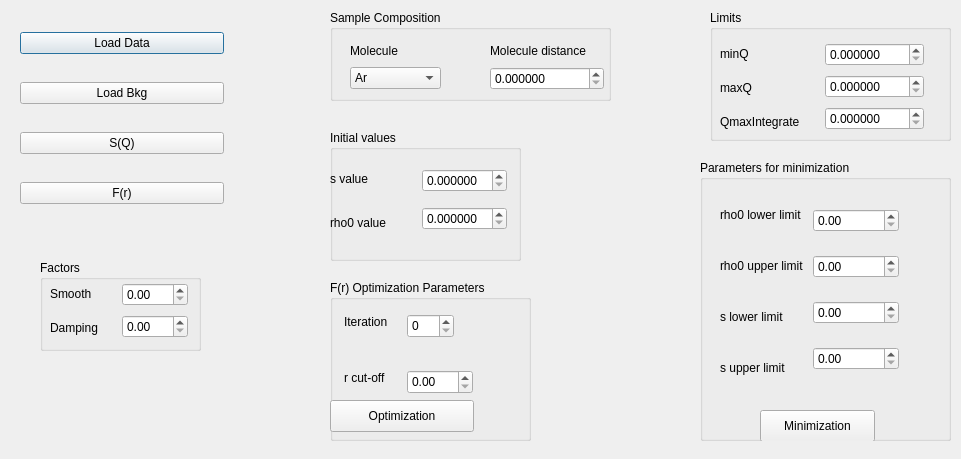
Above: modules/gui/gui.ui from Gaozmmm/LASDiA before the change. Below: the same form after it.
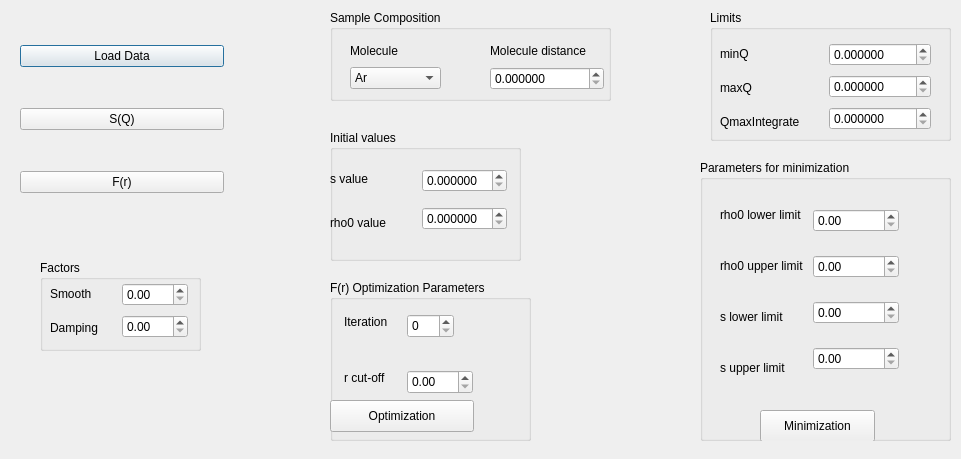
That is the form after the change.

Commit message: Fixed some problems with the GUI. Plots: Data, S_Q, F_r.

Diff of the .ui file:
```diff
--- a/modules/gui/gui.ui
+++ b/modules/gui/gui.ui
@@ -30,13 +30,6 @@
       </property>
      </widget>
     </item>
-    <item>
-     <widget class="QPushButton" name="LoadBkg">
-      <property name="text">
-       <string>Load Bkg</string>
-      </property>
-     </widget>
-    </item>
     <item>
      <widget class="QPushButton" name="CalcSQ">
       <property name="text">
@@ -330,7 +323,7 @@
      <rect>
       <x>10</x>
       <y>30</y>
-      <width>204</width>
+      <width>211</width>
       <height>96</height>
      </rect>
     </property>
@@ -371,7 +364,7 @@
           <number>6</number>
          </property>
          <property name="maximum">
-          <double>99.999999000000003</double>
+          <double>999.999999000000003</double>
          </property>
         </widget>
        </item>
@@ -384,7 +377,7 @@
           <number>6</number>
          </property>
          <property name="maximum">
-          <double>99.999999000000003</double>
+          <double>999.999999000000003</double>
          </property>
         </widget>
        </item>
@@ -397,7 +390,7 @@
           <number>6</number>
          </property>
          <property name="maximum">
-          <double>99.999999000000003</double>
+          <double>999.999999000000003</double>
          </property>
         </widget>
        </item>
```
Left out of the diff: 2 changed lines with no effect on the pictures. The commit also changes 3 other files.
